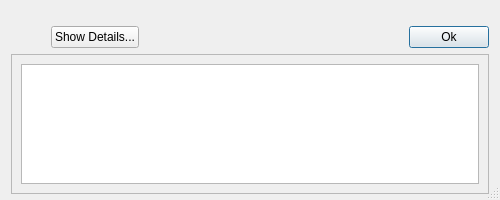
The window that opus_gui/main/views/message_box.ui (psrc/urbansim) describes before a commit, drawn with Qt 5.
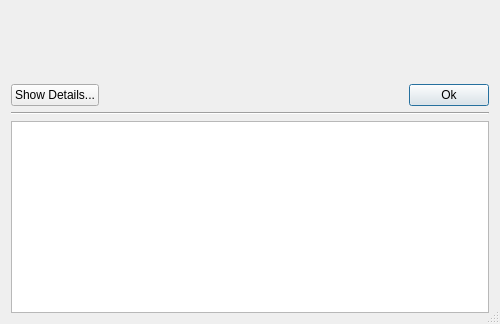
The same window after the commit. Icons and pictures are not drawn.

```diff
--- a/opus_gui/main/views/message_box.ui
+++ b/opus_gui/main/views/message_box.ui
@@ -9,7 +9,7 @@
     <x>0</x>
     <y>0</y>
     <width>500</width>
-    <height>200</height>
+    <height>324</height>
    </rect>
   </property>
   <property name="sizePolicy" >
@@ -43,17 +43,8 @@
   <property name="modal" >
    <bool>true</bool>
   </property>
-  <layout class="QGridLayout" name="gridLayout" >
-   <property name="topMargin" >
-    <number>6</number>
-   </property>
-   <property name="bottomMargin" >
-    <number>6</number>
-   </property>
-   <property name="verticalSpacing" >
-    <number>6</number>
-   </property>
-   <item row="0" column="0" colspan="2" >
+  <layout class="QVBoxLayout" name="verticalLayout" >
+   <item>
     <layout class="QHBoxLayout" name="layoutErrorMessage" >
      <item>
       <widget class="QFrame" name="frame" >
@@ -109,6 +100,12 @@
          <verstretch>0</verstretch>
         </sizepolicy>
        </property>
+       <property name="minimumSize" >
+        <size>
+         <width>400</width>
+         <height>0</height>
+        </size>
+       </property>
        <property name="baseSize" >
         <size>
          <width>400</width>
@@ -122,7 +119,7 @@
         <string/>
        </property>
        <property name="alignment" >
-        <set>Qt::AlignLeading|Qt::AlignLeft|Qt::AlignTop</set>
+        <set>Qt::AlignLeading|Qt::AlignLeft|Qt::AlignVCenter</set>
        </property>
        <property name="wordWrap" >
         <bool>true</bool>
@@ -131,24 +128,8 @@
      </item>
     </layout>
    </item>
-   <item row="1" column="0" >
-    <layout class="QHBoxLayout" name="layoutShowDetails" >
      <item>
-      <spacer name="horizontalSpacer" >
-       <property name="orientation" >
-        <enum>Qt::Horizontal</enum>
-       </property>
-       <property name="sizeType" >
-        <enum>QSizePolicy::Fixed</enum>
-       </property>
-       <property name="sizeHint" stdset="0" >
-        <size>
-         <width>40</width>
-         <height>20</height>
-        </size>
-       </property>
-      </spacer>
-     </item>
+    <layout class="QHBoxLayout" >
      <item>
       <widget class="QPushButton" name="pbnShowDetails" >
        <property name="text" >
@@ -159,10 +140,6 @@
        </property>
       </widget>
      </item>
-    </layout>
-   </item>
-   <item row="1" column="1" >
-    <layout class="QHBoxLayout" >
      <item>
       <spacer>
        <property name="orientation" >
@@ -188,30 +165,25 @@
      </item>
     </layout>
    </item>
-   <item row="2" column="0" colspan="2" >
-    <widget class="QScrollArea" name="saDetails" >
-     <property name="enabled" >
-      <bool>true</bool>
+   <item>
+    <widget class="QFrame" name="frame_details" >
+     <property name="frameShape" >
+      <enum>QFrame::NoFrame</enum>
      </property>
-     <property name="sizePolicy" >
-      <sizepolicy vsizetype="Preferred" hsizetype="Preferred" >
-       <horstretch>0</horstretch>
-       <verstretch>0</verstretch>
-      </sizepolicy>
+     <property name="frameShadow" >
+      <enum>QFrame::Raised</enum>
      </property>
-     <property name="widgetResizable" >
-      <bool>true</bool>
-     </property>
-     <widget class="QWidget" name="scrollAreaWidgetContents" >
-      <property name="geometry" >
-       <rect>
-        <x>0</x>
-        <y>0</y>
-        <width>457</width>
-        <height>104</height>
-       </rect>
-      </property>
-      <layout class="QHBoxLayout" name="horizontalLayout" >
+     <layout class="QVBoxLayout" name="verticalLayout_2" >
+      <property name="margin" >
+       <number>0</number>
+      </property>
+      <item>
+       <widget class="Line" name="line" >
+        <property name="orientation" >
+         <enum>Qt::Horizontal</enum>
+        </property>
+       </widget>
+      </item>
        <item>
         <widget class="QTextEdit" name="lblDetailText" >
          <property name="sizePolicy" >
@@ -220,13 +192,15 @@
            <verstretch>0</verstretch>
           </sizepolicy>
          </property>
+        <property name="lineWrapMode" >
+         <enum>QTextEdit::NoWrap</enum>
+        </property>
          <property name="readOnly" >
           <bool>true</bool>
          </property>
         </widget>
        </item>
       </layout>
-     </widget>
     </widget>
    </item>
   </layout>
```
Left out of the diff: 12 changed lines with no effect on the pictures. Lines whose indentation alone changed are shown as unchanged.
